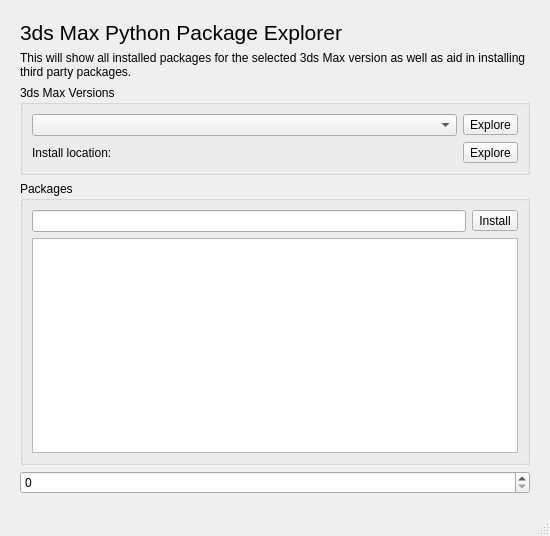
This is installer.ui in thomascswalker/maxp-installer as Qt 5 draws it before an edit. The edited form follows.
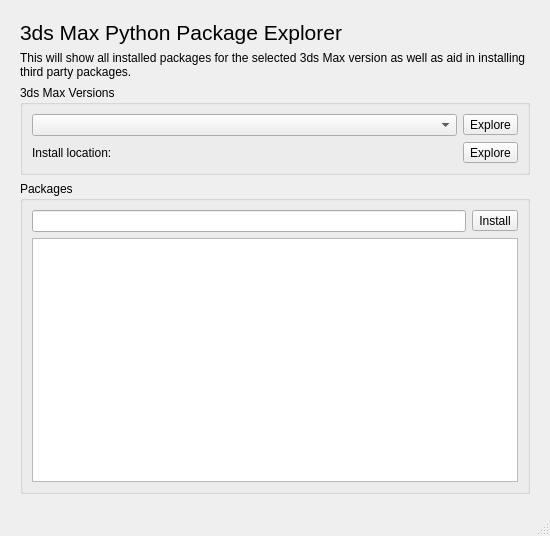
This is the edited form.

Commit message: update 'install' button to work

```diff
--- a/installer.ui
+++ b/installer.ui
@@ -241,9 +241,6 @@
       </layout>
      </widget>
     </item>
-    <item row="3" column="0">
-     <widget class="QSpinBox" name="spinBox"/>
-    </item>
    </layout>
   </widget>
   <widget class="QStatusBar" name="statusBar"/>
```
The commit also changes 2 other files.
